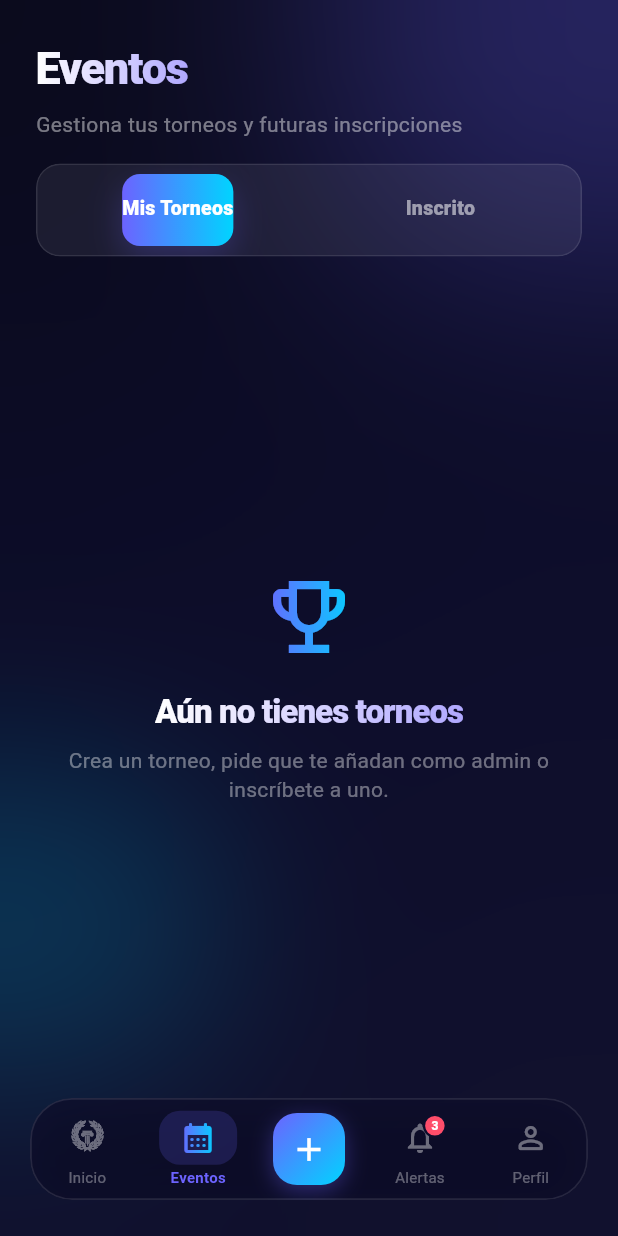
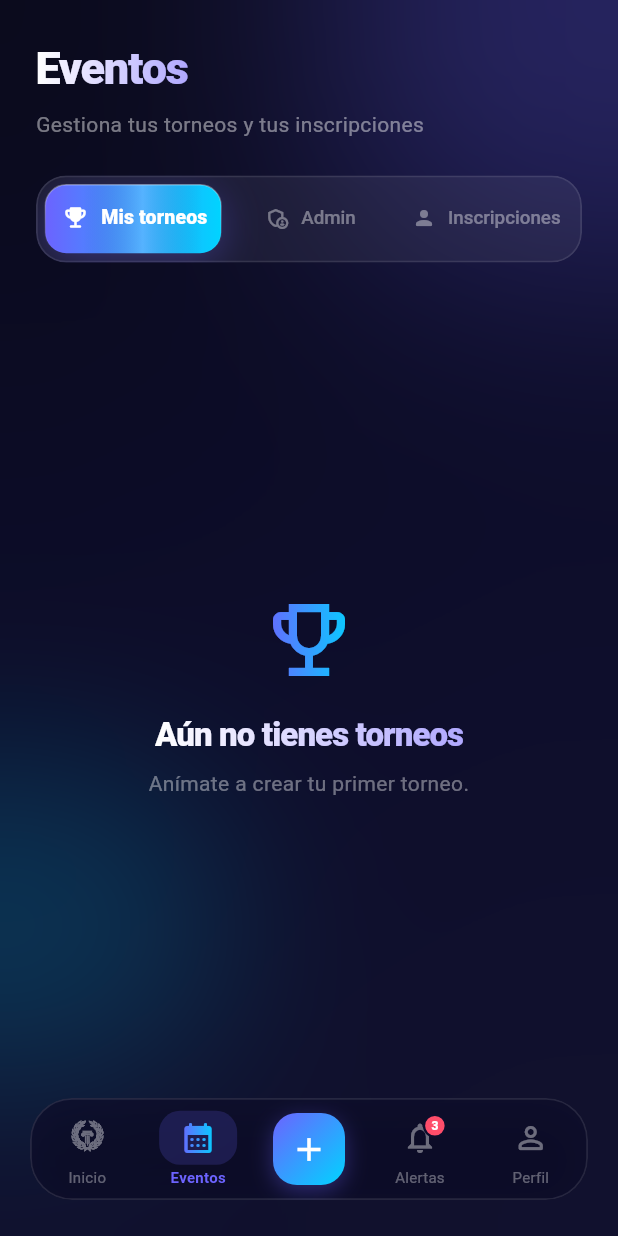
Before and after one commit to conor0mcgregor/gromy, a Flutter app: the screen it shows once a user with an empty profile is signed in, item 2 of the bottom bar chosen, on a phone screen of 412 x 824 dp. Run offline on Flutter 3.47's test engine with Material 3 defaults, Android fonts, the phone set to English and light mode, and no system bars; our stand-ins replace cloud_firestore, firebase_auth, firebase_core, firebase_storage, google_sign_in, image_picker and 2 more; accounts and stored records are empty.

Commit message:
separacion de screens de eventos

```diff
--- /dev/null
+++ b/lib/core/widgets/glass_tab_bar.dart
@@ -0,0 +1,389 @@
+import 'dart:ui';
+import 'package:flutter/material.dart';
+
+// ════════════════════════════════════════════════════════════════
+//  GLASS TAB BAR — versión mejorada
+//
+//  Uso:
+//    TabBar con DefaultTabController o TabController propio.
+//    Pasa una lista de GlassTab en vez de Tab estándar.
+//
+//  Ejemplo:
+//    GlassTabBar(
+//      controller: _tabController,
+//      tabs: const [
+//        GlassTab(label: 'Torneos',  icon: Icons.emoji_events_rounded),
+//        GlassTab(label: 'Mis retos', icon: Icons.sports_rounded),
+//        GlassTab(label: 'Perfil',   icon: Icons.person_rounded),
+//      ],
+//    )
+// ════════════════════════════════════════════════════════════════
+
+class GlassTabBar extends StatefulWidget implements PreferredSizeWidget {
+  const GlassTabBar({
+    super.key,
+    required this.tabs,
+    this.controller,
+    /// Colores del degradado del indicador activo.
+    this.gradientColors = const [Color(0xFF6C63FF), Color(0xFF00D4FF)],
+    this.height = 58,
+  });
+
+  final List<GlassTab> tabs;
+  final TabController? controller;
+  final List<Color> gradientColors;
+  final double height;
+
+  @override
+  Size get preferredSize => Size.fromHeight(height + 12); // +padding
+
+  @override
+  State<GlassTabBar> createState() => _GlassTabBarState();
+}
+
+class _GlassTabBarState extends State<GlassTabBar>
+    with TickerProviderStateMixin {
+  // Shimmer sobre el indicador activo
+  late final AnimationController _shimmerCtrl;
+
+  TabController? _internalCtrl;
+  TabController? _effectiveCtrl;
+  int _previousIndex = 0;
+
+  @override
+  void initState() {
+    super.initState();
+    _shimmerCtrl = AnimationController(
+      duration: const Duration(milliseconds: 2000),
+      vsync: this,
+    )..repeat();
+  }
+
+  @override
+  void didChangeDependencies() {
+    super.didChangeDependencies();
+    final newCtrl = widget.controller ?? DefaultTabController.maybeOf(context);
+
+    if (newCtrl == null) {
+      _internalCtrl ??= TabController(length: widget.tabs.length, vsync: this);
+      _updateController(_internalCtrl);
+    } else {
+      _internalCtrl?.dispose();
+      _internalCtrl = null;
+      _updateController(newCtrl);
+    }
+  }
+
+  void _updateController(TabController? newCtrl) {
+    if (_effectiveCtrl == newCtrl) return;
+    _effectiveCtrl?.removeListener(_onTabChanged);
+    _effectiveCtrl = newCtrl;
+    _effectiveCtrl?.addListener(_onTabChanged);
+    _previousIndex = _effectiveCtrl?.index ?? 0;
+  }
+
+  void _onTabChanged() {
+    if (_effectiveCtrl != null && _effectiveCtrl!.index != _previousIndex) {
+      setState(() => _previousIndex = _effectiveCtrl!.index);
+    }
+  }
+
+  @override
+  void dispose() {
+    _shimmerCtrl.dispose();
+    _effectiveCtrl?.removeListener(_onTabChanged);
+    _internalCtrl?.dispose();
+    super.dispose();
+  }
+
+  Color get _shadowColor => widget.gradientColors.first;
+
+  @override
+  Widget build(BuildContext context) {
+    return Padding(
+      padding: const EdgeInsets.symmetric(vertical: 8),
+      child: ClipRRect(
+        borderRadius: BorderRadius.circular(20),
+        child: BackdropFilter(
+          filter: ImageFilter.blur(sigmaX: 16, sigmaY: 16),
+          child: Container(
+            height: widget.height,
+            padding: const EdgeInsets.all(5),
+            decoration: BoxDecoration(
+              borderRadius: BorderRadius.circular(20),
+              color: Colors.white.withValues(alpha: 0.06),
+              border: Border.all(
+                color: Colors.white.withValues(alpha: 0.1),
+                width: 1.2,
+              ),
+            ),
+            child: TabBar(
+              controller: _effectiveCtrl,
+              dividerColor: Colors.transparent,
+              splashFactory: NoSplash.splashFactory,
+              overlayColor: WidgetStateProperty.all(Colors.transparent),
+              labelColor: Colors.white,
+              unselectedLabelColor: Colors.white.withValues(alpha: 0.4),
+              labelStyle: const TextStyle(
+                fontSize: 12.5,
+                fontWeight: FontWeight.w700,
+                letterSpacing: 0.1,
+              ),
+              unselectedLabelStyle: const TextStyle(
+                fontSize: 12.5,
+                fontWeight: FontWeight.w500,
+              ),
+              labelPadding: EdgeInsets.zero,
+              // Indicador con shimmer animado
+              indicator: _ShimmerIndicator(
+                shimmerCtrl: _shimmerCtrl,
+                gradientColors: widget.gradientColors,
+                shadowColor: _shadowColor,
+                borderRadius: BorderRadius.circular(14),
+              ),
+              indicatorSize: TabBarIndicatorSize.tab,
+              tabs: List.generate(widget.tabs.length, (i) {
+                return _AnimatedTabItem(
+                  tab: widget.tabs[i],
+                  isSelected: _effectiveCtrl?.index == i,
+                  activeColor: widget.gradientColors.first,
+                );
+              }),
+            ),
+          ),
+        ),
+      ),
+    );
+  }
+}
+
+// ════════════════════════════════════════════════════════════════
+//  INDICADOR CON SHIMMER
+// ════════════════════════════════════════════════════════════════
+
+class _ShimmerIndicator extends Decoration {
+  const _ShimmerIndicator({
+    required this.shimmerCtrl,
+    required this.gradientColors,
+    required this.shadowColor,
+    required this.borderRadius,
+  });
+
+  final AnimationController shimmerCtrl;
+  final List<Color> gradientColors;
+  final Color shadowColor;
+  final BorderRadius borderRadius;
+
+  @override
+  BoxPainter createBoxPainter([VoidCallback? onChanged]) {
+    return _ShimmerPainter(
+      shimmerCtrl: shimmerCtrl,
+      gradientColors: gradientColors,
+      shadowColor: shadowColor,
+      borderRadius: borderRadius,
+      onChanged: onChanged,
+    );
+  }
+}
+
+class _ShimmerPainter extends BoxPainter {
+  _ShimmerPainter({
+    required this.shimmerCtrl,
+    required this.gradientColors,
+    required this.shadowColor,
+    required this.borderRadius,
+    VoidCallback? onChanged,
+  }) : super(onChanged) {
+    _listener = () => onChanged?.call();
+    shimmerCtrl.addListener(_listener);
+  }
+
+  late final VoidCallback _listener;
+  final AnimationController shimmerCtrl;
+  final List<Color> gradientColors;
+  final Color shadowColor;
+  final BorderRadius borderRadius;
+
+  @override
+  void dispose() {
+    shimmerCtrl.removeListener(_listener);
+    super.dispose();
+  }
+
+  @override
+  void paint(Canvas canvas, Offset offset, ImageConfiguration config) {
+    final rect = offset & (config.size ?? Size.zero);
+    final rrect = borderRadius.toRRect(rect);
+
+    // ── Sombra con glow ──
+    final shadowPaint = Paint()
+      ..color = shadowColor.withValues(alpha: 0.35)
+      ..maskFilter = const MaskFilter.blur(BlurStyle.normal, 14);
+    canvas.drawRRect(
+      RRect.fromRectAndRadius(
+        rect.translate(0, 5),
+        const Radius.circular(14),
+      ),
+      shadowPaint,
+    );
+
+    // ── Degradado base ──
+    final basePaint = Paint()
+      ..shader = LinearGradient(
+        colors: gradientColors,
+        begin: Alignment.centerLeft,
+        end: Alignment.centerRight,
+      ).createShader(rect);
+    canvas.drawRRect(rrect, basePaint);
+
+    // ── Shimmer sweeping light ──
+    final t = shimmerCtrl.value;
+    final shimmerX = rect.left + rect.width * (t * 1.8 - 0.4);
+    final shimmerPaint = Paint()
+      ..shader = LinearGradient(
+        colors: [
+          Colors.transparent,
+          Colors.white.withValues(alpha: 0.18),
+          Colors.transparent,
+        ],
+        stops: const [0.0, 0.5, 1.0],
+        begin: Alignment.centerLeft,
+        end: Alignment.centerRight,
+      ).createShader(Rect.fromLTWH(
+        shimmerX - 40,
+        rect.top,
+        80,
+        rect.height,
+      ));
+    canvas.drawRRect(rrect, shimmerPaint);
+
+    // ── Borde sutil superior (lustre) ──
+    final lustrePaint = Paint()
+      ..shader = LinearGradient(
+        colors: [
+          Colors.white.withValues(alpha: 0.35),
+          Colors.white.withValues(alpha: 0.0),
+        ],
+        begin: Alignment.topCenter,
+        end: Alignment.bottomCenter,
+      ).createShader(rect)
+      ..style = PaintingStyle.stroke
+      ..strokeWidth = 1;
+    canvas.drawRRect(rrect, lustrePaint);
+  }
+}
+
+// ════════════════════════════════════════════════════════════════
+//  ITEM DE TAB CON ANIMACIÓN
+// ════════════════════════════════════════════════════════════════
+
+class _AnimatedTabItem extends StatelessWidget {
+  const _AnimatedTabItem({
+    required this.tab,
+    required this.isSelected,
+    required this.activeColor,
+  });
+
+  final GlassTab tab;
+  final bool isSelected;
+  final Color activeColor;
+
+  @override
+  Widget build(BuildContext context) {
+    return Tab(
+      height: double.infinity,
+      child: AnimatedContainer(
+        duration: const Duration(milliseconds: 250),
+        curve: Curves.easeOutCubic,
+        padding: const EdgeInsets.symmetric(horizontal: 4),
+        child: Row(
+          mainAxisAlignment: MainAxisAlignment.center,
+          mainAxisSize: MainAxisSize.min,
+          children: [
+            // Icono (si existe)
+            if (tab.icon != null) ...[
+              AnimatedContainer(
+                duration: const Duration(milliseconds: 250),
+                curve: Curves.easeOutCubic,
+                width: isSelected ? 22 : 20,
+                height: isSelected ? 22 : 20,
+                child: Icon(
+                  tab.icon,
+                  size: isSelected ? 18 : 16,
+                  color: isSelected
+                      ? Colors.white
+                      : Colors.white.withValues(alpha: 0.4),
+                ),
+              ),
+              const SizedBox(width: 6),
+            ],
+
+            // Texto
+            Flexible(
+              child: AnimatedDefaultTextStyle(
+                duration: const Duration(milliseconds: 200),
+                curve: Curves.easeOut,
+                style: TextStyle(
+                  fontSize: isSelected ? 13 : 12.5,
+                  fontWeight:
+                  isSelected ? FontWeight.w800 : FontWeight.w500,
+                  letterSpacing: isSelected ? 0.1 : 0,
+                  color: isSelected
+                      ? Colors.white
+                      : Colors.white.withValues(alpha: 0.4),
+                  overflow: TextOverflow.ellipsis,
+                ),
+                child: Text(tab.label, maxLines: 1),
+              ),
+            ),
+
+            // Punto indicador de notificación (opcional)
+            if (tab.badgeCount != null && tab.badgeCount! > 0) ...[
+              const SizedBox(width: 5),
+              AnimatedContainer(
+                duration: const Duration(milliseconds: 200),
+                width: tab.badgeCount! > 9 ? 18 : 14,
+                height: 14,
+                decoration: BoxDecoration(
+                  borderRadius: BorderRadius.circular(99),
+                  color: isSelected
+                      ? Colors.white.withValues(alpha: 0.25)
+                      : const Color(0xFFFF4D6A),
+                ),
+                child: Center(
+                  child: Text(
+                    tab.badgeCount! > 9 ? '9+' : '${tab.badgeCount}',
+                    style: const TextStyle(
+                      color: Colors.white,
+                      fontSize: 9,
+                      fontWeight: FontWeight.w800,
+                    ),
+                  ),
+                ),
+              ),
+            ],
+          ],
+        ),
+      ),
+    );
+  }
+}
+
+// ════════════════════════════════════════════════════════════════
+//  MODELO DE TAB
+// ════════════════════════════════════════════════════════════════
+
+/// Define cada pestaña de [GlassTabBar].
+class GlassTab {
+  const GlassTab({
+    required this.label,
+    this.icon,
+    this.badgeCount,
+  });
+
+  final String label;
+  final IconData? icon;
+
+  /// Si no es null y > 0, muestra un badge numérico rojo en la pestaña.
+  final int? badgeCount;
+}
--- a/lib/features/events/presentation/screens/events_screen.dart
+++ b/lib/features/events/presentation/screens/events_screen.dart
@@ -1,10 +1,11 @@
 import 'dart:ui';
+import 'package:flutter/material.dart';
+import 'package:gromy/core/widgets/glass_tab_bar.dart';
 
-import 'package:flutter/material.dart';
-
-import '../../../home/presentation/widgets/tournament_card.dart';
-import '../../../tournament/data/model/app_tournament.dart';
 import '../controllers/events_controller.dart';
+import 'admin_tournaments_tab.dart';
+import 'inscribed_tournaments_tab.dart';
+import 'my_tournaments_tab.dart';
 
 class EventsScreen extends StatefulWidget {
   const EventsScreen({super.key});
@@ -25,7 +26,7 @@ class _EventsScreenState extends State<EventsScreen> {
   @override
   Widget build(BuildContext context) {
     return DefaultTabController(
-      length: 2,
+      length: 3,
       child: Scaffold(
         backgroundColor: Colors.transparent,
         body: SafeArea(
@@ -53,7 +54,7 @@ class _EventsScreenState extends State<EventsScreen> {
                     ),
                     const SizedBox(height: 6),
                     Text(
-                      'Gestiona tus torneos y futuras inscripciones',
+                      'Gestiona tus torneos y tus inscripciones',
                       style: TextStyle(
                         fontSize: 14,
                         color: Colors.white.withValues(alpha: 0.45),
@@ -61,20 +62,22 @@ class _EventsScreenState extends State<EventsScreen> {
                       ),
                     ),
                     const SizedBox(height: 16),
-                    const _GlassTabBar(
-                      tabs: [
-                        Tab(text: 'Mis Torneos'),
-                        Tab(text: 'Inscrito'),
+                    GlassTabBar(
+                      tabs: const [
+                        GlassTab(label: 'Mis torneos',   icon: Icons.emoji_events_rounded),
+                        GlassTab(label: 'Admin', icon: Icons.admin_panel_settings_outlined),
+                        GlassTab(label: 'Inscripciones',    icon: Icons.person_rounded),
                       ],
-                    ),
+                    )
                   ],
                 ),
               ),
               Expanded(
                 child: TabBarView(
                   children: [
-                    _MyTournamentsTab(controller: _controller),
-                    const _InscritoEmptyTab(),
+                    MyTournamentsTab(controller: _controller),
+                    AdminTournamentsTab(controller: _controller),
+                    const InscribedTournamentsTab(),
                   ],
                 ),
               ),
@@ -86,147 +89,9 @@ class _EventsScreenState extends State<EventsScreen> {
   }
 }
 
-class _GlassTabBar extends StatelessWidget {
-  const _GlassTabBar({required this.tabs});
 
-  final List<Widget> tabs;
-
-  @override
-  Widget build(BuildContext context) {
-    return ClipRRect(
-      borderRadius: BorderRadius.circular(16),
-      child: BackdropFilter(
-        filter: ImageFilter.blur(sigmaX: 10, sigmaY: 10),
-        child: Container(
-          padding: const EdgeInsets.all(6),
-          decoration: BoxDecoration(
-            borderRadius: BorderRadius.circular(16),
-            color: Colors.white.withValues(alpha: 0.07),
-            border: Border.all(
-              color: Colors.white.withValues(alpha: 0.1),
-            ),
-          ),
-          child: TabBar(
-            tabs: tabs,
-            dividerColor: Colors.transparent,
-            labelColor: Colors.white,
-            unselectedLabelColor: Colors.white.withValues(alpha: 0.55),
-            labelStyle: const TextStyle(
-              fontSize: 13,
-              fontWeight: FontWeight.w800,
-              letterSpacing: 0.2,
-            ),
-            indicator: BoxDecoration(
-              borderRadius: BorderRadius.circular(12),
-              gradient: const LinearGradient(
-                colors: [Color(0xFF6C63FF), Color(0xFF00D4FF)],
-              ),
-              boxShadow: [
-                BoxShadow(
-                  color: const Color(0xFF6C63FF).withValues(alpha: 0.25),
-                  blurRadius: 18,
-                  offset: const Offset(0, 8),
-                ),
-              ],
-            ),
-          ),
-        ),
-      ),
-    );
-  }
-}
-
-class _MyTournamentsTab extends StatelessWidget {
-  const _MyTournamentsTab({required this.controller});
-
-  final EventsController controller;
-
-  @override
-  Widget build(BuildContext context) {
-    if (controller.currentUid == null) {
-      return const _EmptyState(
-        title: 'Inicia sesión',
-        message: 'Necesitas iniciar sesión para ver tus torneos.',
-        icon: Icons.lock_outline_rounded,
-      );
-    }
-
-    // 1. Primer StreamBuilder: Escucha los torneos que tú administras
-    return StreamBuilder<List<AppTournament>>(
-      stream: controller.watchMyTournaments(),
-      builder: (context, mySnapshot) {
-
-        // 2. Segundo StreamBuilder (Anidado): Escucha a los que estás inscrito
-        return StreamBuilder<List<AppTournament>>(
-          stream: controller.watchTournamentsAdmin(),
-          builder: (context, inscribedSnapshot) {
-
-            // Si ambos están cargando, mostramos la pantalla de carga
-            if (mySnapshot.connectionState == ConnectionState.waiting &&
-                inscribedSnapshot.connectionState == ConnectionState.waiting) {
-              return const _LoadingState();
-            }
-
-            // Manejo de errores de cualquiera de los dos
-            if (mySnapshot.hasError) return _ErrorState(message: '${mySnapshot.error}');
-            if (inscribedSnapshot.hasError) return _ErrorState(message: '${inscribedSnapshot.error}');
-
-            // Obtenemos los datos de ambas listas
-            final myTournaments = mySnapshot.data ?? <AppTournament>[];
-            final inscribedTournaments = inscribedSnapshot.data ?? <AppTournament>[];
-
-            // 3. ¡FUSIÓN! Unimos ambas listas en una sola
-            // Usamos el operador "spread" (...) para meter todos los elementos juntos
-            final allTournaments = [...myTournaments, ...inscribedTournaments];
-
-            if (allTournaments.isEmpty) {
-              return const _EmptyState(
-                title: 'Aún no tienes torneos',
-                message: 'Crea un torneo, pide que te añadan como admin o inscríbete a uno.',
-                icon: Icons.emoji_events_outlined,
-              );
-            }
-
-            // 4. Mostramos la lista única con todos los torneos mezclados
-            return ListView.builder(
-              padding: const EdgeInsets.fromLTRB(20, 8, 20, 110),
-              itemCount: allTournaments.length,
-              itemBuilder: (context, index) {
-                final tournament = allTournaments[index];
-
-                // Comprobamos si el torneo actual pertenece a la lista de "Mis Torneos"
-                // para decirle a la tarjeta si le pones el diseño de Administrador o no
-                final bool isMine = myTournaments.contains(tournament);
-
-                return TournamentCard(
-                  tournament: tournament,
-                  isMyTournament: isMine,
-                  animationDelay: Duration(milliseconds: 70 * index),
-                );
-              },
-            );
-          },
-        );
-      },
-    );
-  }
-}
-
-class _InscritoEmptyTab extends StatelessWidget {
-  const _InscritoEmptyTab();
-
-  @override
-  Widget build(BuildContext context) {
-    return const _EmptyState(
-      title: 'Inscripciones',
-      message: 'Aún no te has inscrito a ningún torneo.',
-      icon: Icons.how_to_reg_outlined,
-    );
-  }
-}
-
-class _LoadingState extends StatelessWidget {
-  const _LoadingState();
+class EventsLoadingState extends StatelessWidget {
+  const EventsLoadingState({super.key});
 
   @override
   Widget build(BuildContext context) {
@@ -257,14 +122,14 @@ class _LoadingState extends StatelessWidget {
   }
 }
 
-class _ErrorState extends StatelessWidget {
-  const _ErrorState({required this.message});
+class EventsErrorState extends StatelessWidget {
+  const EventsErrorState({super.key, required this.message});
 
   final String message;
 
   @override
   Widget build(BuildContext context) {
-    return _EmptyState(
+    return EventsEmptyState(
       title: 'Ups…',
       message: message,
       icon: Icons.error_outline_rounded,
@@ -272,8 +137,9 @@ class _ErrorState extends StatelessWidget {
   }
 }
 
-class _EmptyState extends StatelessWidget {
-  const _EmptyState({
+class EventsEmptyState extends StatelessWidget {
+  const EventsEmptyState({
+    super.key,
     required this.title,
     required this.message,
     required this.icon,
--- /dev/null
+++ b/lib/features/events/presentation/screens/my_tournaments_tab.dart
@@ -0,0 +1,58 @@
+import 'package:flutter/material.dart';
+
+import '../../../home/presentation/widgets/tournament_card.dart';
+import '../../../tournament/data/model/app_tournament.dart';
+import '../controllers/events_controller.dart';
+import 'events_screen.dart';
+
+class MyTournamentsTab extends StatelessWidget {
+  const MyTournamentsTab({super.key, required this.controller});
+
+  final EventsController controller;
+
+  @override
+  Widget build(BuildContext context) {
+    if (controller.currentUid == null) {
+      return const EventsEmptyState(
+        title: 'Inicia sesión',
+        message: 'Necesitas iniciar sesión para ver tus torneos.',
+        icon: Icons.lock_outline_rounded,
+      );
+    }
+
+    return StreamBuilder<List<AppTournament>>(
+      stream: controller.watchMyTournaments(),
+      builder: (context, snapshot) {
+        if (snapshot.connectionState == ConnectionState.waiting) {
+          return const EventsLoadingState();
+        }
+
+        if (snapshot.hasError) {
+          return EventsErrorState(message: '${snapshot.error}');
+        }
+
+        final myTournaments = snapshot.data ?? [];
+
+        if (myTournaments.isEmpty) {
+          return const EventsEmptyState(
+            title: 'Aún no tienes torneos',
+            message: 'Anímate a crear tu primer torneo.',
+            icon: Icons.emoji_events_outlined,
+          );
+        }
+
+        return ListView.builder(
+          padding: const EdgeInsets.fromLTRB(20, 8, 20, 110),
+          itemCount: myTournaments.length,
+          itemBuilder: (context, index) {
+            return TournamentCard(
+              tournament: myTournaments[index],
+              isMyTournament: true,
+              animationDelay: Duration(milliseconds: 70 * index),
+            );
+          },
+        );
+      },
+    );
+  }
+}
```
Also changed, not shown: lib/features/events/presentation/screens/admin_tournaments_tab.dart (added, +64 -0 lines), lib/features/events/presentation/screens/inscribed_tournaments_tab.dart (added, +16 -0 lines).
